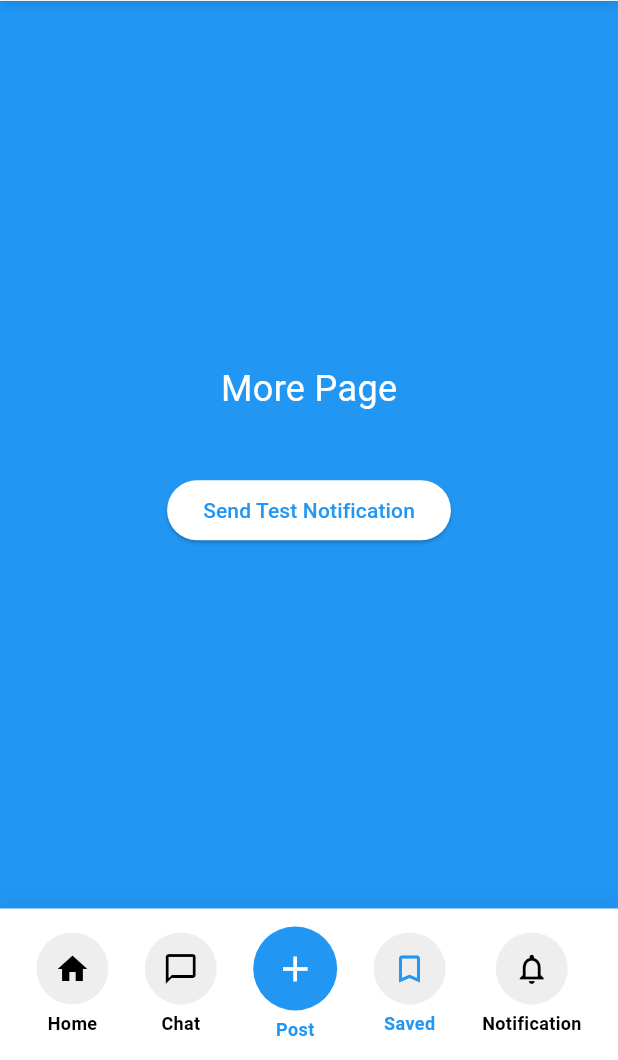
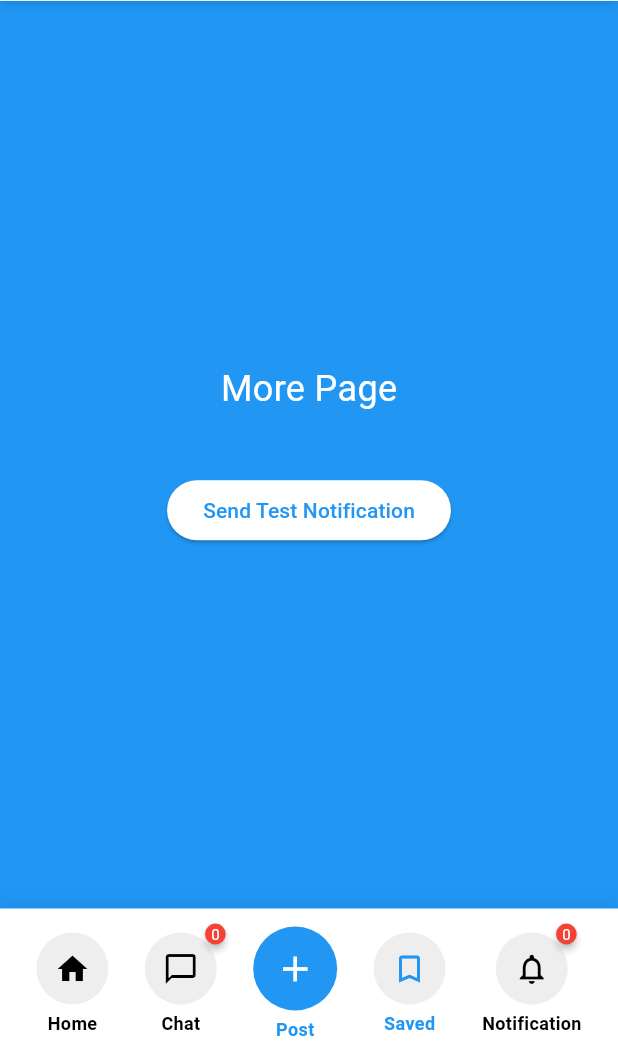
Before and after one commit to Bhushan791/Vetau, a Flutter app: the MorePage screen opened by its route, on a phone screen of 412 x 824 dp, the part 176-1236 px from its top. Run offline on Flutter 3.47's test engine with Material 3 defaults, Android fonts, the phone set to English and light mode, and no system bars; drawn by our look-alikes of badges; our stand-ins replace app_links, cached_network_image, cookie_jar, firebase_core, firebase_messaging, flutter_local_notifications and 9 more; accounts and stored records are empty; network calls fail.

Commit message:
badge count provider work

```diff
--- /dev/null
+++ b/frontend/devtools_options.yaml
@@ -0,0 +1,3 @@
+description: This file stores settings for Dart & Flutter DevTools.
+documentation: https://docs.flutter.dev/tools/devtools/extensions#configure-extension-enablement-states
+extensions:
--- a/frontend/lib/components/bottomNav.dart
+++ b/frontend/lib/components/bottomNav.dart
@@ -1,9 +1,15 @@
 import 'package:flutter/material.dart';
+import 'package:badges/badges.dart' as badges;
+import 'package:flutter_riverpod/flutter_riverpod.dart';
+import 'package:frontend/stores/badge_count_provider.dart';
 
-class BottomNav extends StatelessWidget {
+class BottomNav extends ConsumerWidget {
   final int currentIndex;
 
-  const BottomNav({super.key, required this.currentIndex});
+  const BottomNav({
+    super.key,
+    required this.currentIndex,
+  });
 
   void _handleNavigation(BuildContext context, int index) {
     switch (index) {
@@ -26,7 +32,8 @@ class BottomNav extends StatelessWidget {
   }
 
   @override
-  Widget build(BuildContext context) {
+  Widget build(BuildContext context, WidgetRef ref) {
+    final badgeCounts = ref.watch(badgeCountProvider);
     return Container(
       padding: const EdgeInsets.symmetric(vertical: 12),
       decoration: BoxDecoration(
@@ -44,12 +51,14 @@ class BottomNav extends StatelessWidget {
         children: [
           _navItem(
             context: context,
+            ref: ref,
             icon: Icons.home,
             label: "Home",
             index: 0,
           ),
           _navItem(
             context: context,
+            ref: ref,
             icon: Icons.chat_bubble_outline,
             label: "Chat",
             index: 1,
@@ -57,12 +66,14 @@ class BottomNav extends StatelessWidget {
           _postButton(context),
           _navItem(
             context: context,
+            ref: ref,
             icon: Icons.bookmark_outline,
             label: "Saved",
             index: 3,
           ),
           _navItem(
             context: context,
+            ref: ref,
             icon: Icons.notifications_outlined,
             label: "Notification",
             index: 4,
@@ -74,18 +85,36 @@ class BottomNav extends StatelessWidget {
 
   Widget _navItem({
     required BuildContext context,
+    required WidgetRef ref,
     required IconData icon,
     required String label,
     required int index,
   }) {
     final bool isActive = index == currentIndex;
+    final badgeCounts = ref.watch(badgeCountProvider);
+    final int badgeCount = index == 1 ? badgeCounts.chatCount : (index == 4 ? badgeCounts.notificationCount : 0);
+    final bool showBadge = index == 1 || index == 4;
 
     return GestureDetector(
       onTap: () => _handleNavigation(context, index),
       child: Column(
         mainAxisSize: MainAxisSize.min,
         children: [
-          Container(
+          badges.Badge(
+            position: badges.BadgePosition.topEnd(top: -10, end: -6),
+            showBadge: showBadge,
+            badgeContent: Text(
+              badgeCount.toString(),
+              style: const TextStyle(color: Colors.white, fontSize: 10),
+            ),
+            badgeAnimation: const badges.BadgeAnimation.scale(
+              animationDuration: Duration(milliseconds: 300),
+            ),
+            badgeStyle: badges.BadgeStyle(
+              badgeColor: Colors.red,
+              padding: const EdgeInsets.all(4),
+            ),
+            child: Container(
               padding: const EdgeInsets.all(12),
               decoration: BoxDecoration(
                 color: Colors.grey.shade200,
@@ -95,6 +124,7 @@ class BottomNav extends StatelessWidget {
                 icon,
                 size: 24,
                 color: isActive ? Colors.blue : Colors.black,
+              ),
             ),
           ),
           const SizedBox(height: 4),
--- a/frontend/lib/main.dart
+++ b/frontend/lib/main.dart
@@ -27,13 +27,13 @@ import 'package:frontend/services/notification_service.dart';
 
 // GLOBAL NAVIGATOR KEY
 final GlobalKey<NavigatorState> navigatorKey = GlobalKey<NavigatorState>();
+final notificationService = NotificationService(navigatorKey);
 
-@pragma( 'vm:entry-point')
+@pragma('vm:entry-point')
 Future<void> firebaseMessagingBackgroundHandler(RemoteMessage message) async {
   await Firebase.initializeApp();
   print("Background Notification Received: ${message.notification?.title}");
 }
-
 
 void main() async {
   WidgetsFlutterBinding.ensureInitialized();
@@ -53,7 +53,6 @@ void main() async {
   });
 
   // 🔥 Initialize notification service
-  final notificationService = NotificationService(navigatorKey);
   notificationService.firebaseInit();
   await notificationService.setupInteractedMessage();
 
--- a/frontend/pubspec.yaml
+++ b/frontend/pubspec.yaml
@@ -56,6 +56,7 @@ dependencies:
   firebase_core: ^4.2.1
   firebase_messaging: ^16.0.4
   flutter_local_notifications: ^19.4.2
+  badges: ^3.1.2
 
 
 
```
Also changed, not shown: frontend/lib/services/notification_service.dart (+54 -48 lines), frontend/lib/stores/badge_count_provider.dart (added, +61 -0 lines). Lines whose indentation alone changed are shown as unchanged.
